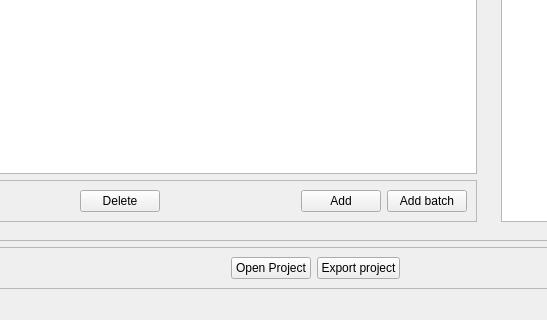
Above: ui_files/main_window.ui from vitorslongo/Minecraft-materials-calculator before the change; both pictures show x 180 to 727 and y 424 to 744 of the 991 by 744 pixel window. Below: the same form after it.
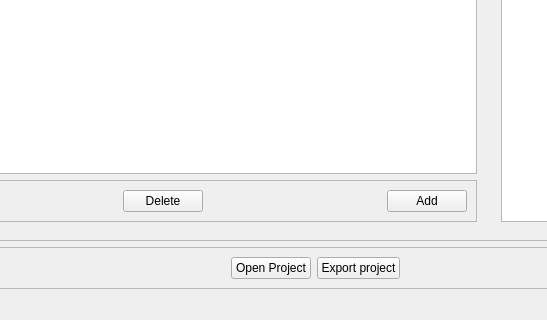
That is the form after the change.

What changed in the file:
```diff
--- a/ui_files/main_window.ui
+++ b/ui_files/main_window.ui
@@ -173,13 +173,6 @@
                </property>
               </spacer>
              </item>
-             <item row="0" column="5">
-              <widget class="QPushButton" name="pushButton_add_batch">
-               <property name="text">
-                <string>Add batch</string>
-               </property>
-              </widget>
-             </item>
             </layout>
            </widget>
           </item>
```
Left out of the diff: 40 changed lines with no effect on the pictures.
